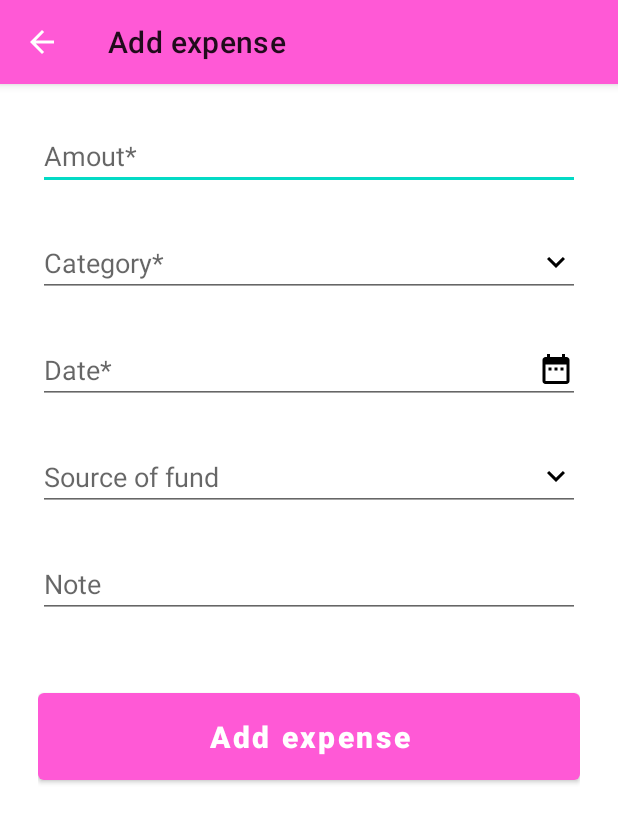
After one commit to IamDieuKhanh2001/ExpenseManagement, an Android app: the RegisterTransActivity screen opened directly, with no data from a screen before it, on a phone screen of 412 x 824 dp. The commit adds this screen. Shown: the top 823 px of the screen. Run offline under Robolectric (Android 15) with nearby library versions, the phone set to English and light mode, and no system bars.

Commit message:
add trans UI

```diff
--- a/app/src/main/AndroidManifest.xml
+++ b/app/src/main/AndroidManifest.xml
@@ -13,6 +13,9 @@
         android:theme="@style/Theme.ExpenseManagement"
         tools:targetApi="31">
         <activity
+            android:name=".register_trans.RegisterTransActivity"
+            android:exported="false" />
+        <activity
             android:name=".BaseActivity"
             android:exported="false" />
         <activity
--- /dev/null
+++ b/app/src/main/java/com/khanh/expensemanagement/register_trans/RegisterTransActivity.java
@@ -0,0 +1,104 @@
+package com.khanh.expensemanagement.register_trans;
+
+import android.app.Dialog;
+import android.graphics.Color;
+import android.graphics.drawable.ColorDrawable;
+import android.os.Bundle;
+import android.view.Gravity;
+import android.view.MenuItem;
+import android.view.ViewGroup;
+import android.view.Window;
+import android.widget.Button;
+import android.widget.EditText;
+import android.widget.ImageView;
+
+import androidx.activity.EdgeToEdge;
+import androidx.annotation.NonNull;
+import androidx.appcompat.app.AppCompatActivity;
+import com.khanh.expensemanagement.R;
+import com.khanh.expensemanagement.util.DateTimeUtil;
+
+public class RegisterTransActivity extends AppCompatActivity {
+
+    private final String ACTIVITY_TITLE = "Add expense";
+
+    EditText amount;
+    EditText category;
+    EditText date;
+    EditText source;
+    EditText note;
+    Button add_expense;
+
+    @Override
+    protected void onCreate(Bundle savedInstanceState) {
+        super.onCreate(savedInstanceState);
+        EdgeToEdge.enable(this);
+        setContentView(R.layout.activity_register_trans);
+        if (getSupportActionBar() != null) {
+            getSupportActionBar().setTitle(ACTIVITY_TITLE);
+            getSupportActionBar().setDisplayHomeAsUpEnabled(true);
+            getSupportActionBar().setHomeAsUpIndicator(R.drawable.baseline_arrow_back_24);
+        }
+        initWidgets();
+    }
+
+    @Override
+    public boolean onOptionsItemSelected(@NonNull MenuItem item) {
+        if (item.getItemId() == android.R.id.home) {
+            // Back to home
+            finish(); // end RegisterTransActivity
+            return true;
+        }
+        return super.onOptionsItemSelected(item);
+    }
+
+
+    private void initWidgets() {
+
+        amount = findViewById(R.id.amount);
+
+        category = findViewById(R.id.category);
+        category.setFocusable(false);
+        category.setClickable(true);
+        category.setOnClickListener(view -> {
+//                showBottomDialog();
+        });
+
+        date = findViewById(R.id.date);
+        date.setFocusable(false);
+        date.setClickable(true);
+        date.setOnClickListener(view -> {
+
+            DateTimeUtil.showDatePicker(RegisterTransActivity.this,(EditText) view); // Open date picker dialog
+        });
+
+        source = findViewById(R.id.source);
+        source.setFocusable(false);
+        source.setClickable(true);
+        source.setOnClickListener(view -> showSourceBottomDialog());
+
+        note = findViewById(R.id.note);
+
+        add_expense = findViewById(R.id.add_expense);
+        add_expense.setOnClickListener(view -> {
+
+        });
+    }
+
+    private void showSourceBottomDialog() {
+
+        final Dialog dialog = new Dialog(RegisterTransActivity.this);
+        dialog.requestWindowFeature(Window.FEATURE_NO_TITLE);
+        dialog.setContentView(R.layout.source_of_fund_bottom);
+        ImageView cancelButton = dialog.findViewById(R.id.cancelButton);
+
+        cancelButton.setOnClickListener(view -> dialog.dismiss());
+
+        dialog.show();
+        dialog.getWindow().setLayout(ViewGroup.LayoutParams.MATCH_PARENT, ViewGroup.LayoutParams.WRAP_CONTENT);
+        dialog.getWindow().setBackgroundDrawable(new ColorDrawable(Color.TRANSPARENT));
+        dialog.getWindow().getAttributes().windowAnimations = R.style.DialogAnimation;
+        dialog.getWindow().setGravity(Gravity.BOTTOM);
+
+    }
+}
--- /dev/null
+++ b/app/src/main/res/drawable/baseline_arrow_back_24.xml
@@ -0,0 +1,5 @@
+<vector xmlns:android="http://schemas.android.com/apk/res/android" android:autoMirrored="true" android:height="24dp" android:tint="#FFFFFF" android:viewportHeight="24" android:viewportWidth="24" android:width="24dp">
+
+    <path android:fillColor="@android:color/white" android:pathData="M20,11H7.83l5.59,-5.59L12,4l-8,8 8,8 1.41,-1.41L7.83,13H20v-2z"/>
+
+</vector>
--- /dev/null
+++ b/app/src/main/res/drawable/baseline_date_range_24.xml
@@ -0,0 +1,5 @@
+<vector xmlns:android="http://schemas.android.com/apk/res/android" android:height="24dp" android:tint="#000000" android:viewportHeight="24" android:viewportWidth="24" android:width="24dp">
+
+    <path android:fillColor="@android:color/white" android:pathData="M9,11L7,11v2h2v-2zM13,11h-2v2h2v-2zM17,11h-2v2h2v-2zM19,4h-1L18,2h-2v2L8,4L8,2L6,2v2L5,4c-1.11,0 -1.99,0.9 -1.99,2L3,20c0,1.1 0.89,2 2,2h14c1.1,0 2,-0.9 2,-2L21,6c0,-1.1 -0.9,-2 -2,-2zM19,20L5,20L5,9h14v11z"/>
+
+</vector>
--- /dev/null
+++ b/app/src/main/res/drawable/baseline_keyboard_arrow_down_24.xml
@@ -0,0 +1,5 @@
+<vector xmlns:android="http://schemas.android.com/apk/res/android" android:height="24dp" android:tint="#000000" android:viewportHeight="24" android:viewportWidth="24" android:width="24dp">
+
+    <path android:fillColor="@android:color/white" android:pathData="M7.41,8.59L12,13.17l4.59,-4.58L18,10l-6,6 -6,-6 1.41,-1.41z"/>
+
+</vector>
--- /dev/null
+++ b/app/src/main/res/layout/activity_register_trans.xml
@@ -0,0 +1,93 @@
+<?xml version="1.0" encoding="utf-8"?>
+<FrameLayout
+    xmlns:android="http://schemas.android.com/apk/res/android"
+    xmlns:app="http://schemas.android.com/apk/res-auto"
+    android:layout_width="match_parent"
+    android:layout_height="match_parent"
+    android:fitsSystemWindows="true">
+
+    <LinearLayout
+        android:layout_width="match_parent"
+        android:layout_height="match_parent"
+        android:orientation="vertical"
+        android:paddingLeft="25sp"
+        android:paddingRight="25sp"
+        android:paddingTop="25sp">
+
+        <EditText
+            android:id="@+id/amount"
+            android:layout_width="match_parent"
+            android:layout_height="wrap_content"
+            android:ems="10"
+            android:hint="Amout*"
+            android:inputType="number"
+            app:layout_constraintEnd_toEndOf="parent"
+            app:layout_constraintStart_toStartOf="parent"
+            app:layout_constraintTop_toTopOf="parent" />
+
+        <EditText
+            android:id="@+id/category"
+            android:layout_width="match_parent"
+            android:layout_height="wrap_content"
+            android:ems="10"
+            android:hint="Category*"
+            android:drawableRight="@drawable/baseline_keyboard_arrow_down_24"
+            android:allowClickWhenDisabled="true"
+            android:layout_marginTop="26dp"
+            app:layout_constraintEnd_toEndOf="parent"
+            app:layout_constraintStart_toStartOf="parent"
+            app:layout_constraintTop_toTopOf="parent" />
+
+        <EditText
+            android:id="@+id/date"
+            android:layout_width="match_parent"
+            android:layout_height="wrap_content"
+            android:ems="10"
+            android:hint="Date*"
+            android:drawableRight="@drawable/baseline_date_range_24"
+            android:layout_marginTop="26dp"
+            android:inputType="date"
+            app:layout_constraintEnd_toEndOf="parent"
+            app:layout_constraintStart_toStartOf="parent"
+            app:layout_constraintTop_toTopOf="parent" />
+
+        <EditText
+            android:id="@+id/source"
+            android:layout_width="match_parent"
+            android:layout_height="wrap_content"
+            android:ems="10"
+            android:hint="Source of fund"
+            android:drawableRight="@drawable/baseline_keyboard_arrow_down_24"
+            android:layout_marginTop="26dp"
+            app:layout_constraintEnd_toEndOf="parent"
+            app:layout_constraintStart_toStartOf="parent"
+            app:layout_constraintTop_toTopOf="parent" />
+
+        <EditText
+            android:id="@+id/note"
+            android:layout_width="match_parent"
+            android:layout_height="wrap_content"
+            android:ems="10"
+            android:hint="Note"
+            android:layout_marginTop="26dp"
+            app:layout_constraintEnd_toEndOf="parent"
+            app:layout_constraintStart_toStartOf="parent"
+            app:layout_constraintTop_toTopOf="parent" />
+
+        <Button
+            android:id="@+id/add_expense"
+            android:layout_width="match_parent"
+            android:layout_height="70dp"
+            android:layout_marginTop="44dp"
+            android:text="Add expense"
+            android:textAllCaps="false"
+            android:textSize="20sp"
+            android:textStyle="bold"
+            app:layout_constraintEnd_toEndOf="parent"
+            app:layout_constraintHorizontal_bias="1.0"
+            app:layout_constraintStart_toStartOf="parent"
+            app:layout_constraintTop_toBottomOf="parent" />
+
+
+    </LinearLayout>
+</FrameLayout>
```
Also changed, not shown: app/src/main/java/com/khanh/expensemanagement/BaseActivity.java (+4 -66 lines), app/src/main/java/com/khanh/expensemanagement/home/HomeFragment.java (+19 -19 lines), app/src/main/java/com/khanh/expensemanagement/register_trans/RegisterTransFragment.java (deleted, +0 -61 lines), app/src/main/java/com/khanh/expensemanagement/util/DateTimeUtil.java (added, +56 -0 lines), app/src/main/res/layout/fragment_register_trans.xml (deleted, +0 -24 lines).
